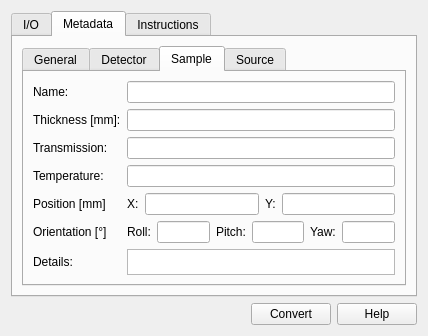
Old version of the form src/sas/qtgui/Utilities/UI/FileConverterUI.ui in the repository SasView/sasview.
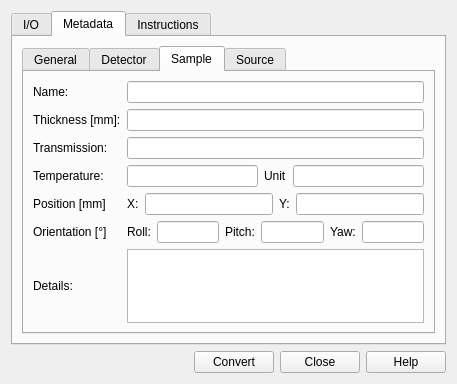
New version of the form. The open tabs and pages were chosen to show the change.

Commit message: Fixes after JK's code review.

Diff of the .ui file:
```diff
--- a/src/sas/qtgui/Utilities/UI/FileConverterUI.ui
+++ b/src/sas/qtgui/Utilities/UI/FileConverterUI.ui
@@ -6,8 +6,8 @@
    <rect>
     <x>0</x>
     <y>0</y>
-    <width>428</width>
-    <height>331</height>
+    <width>457</width>
+    <height>384</height>
    </rect>
   </property>
   <property name="windowTitle">
@@ -545,12 +545,26 @@
             </widget>
            </item>
            <item row="3" column="1">
+            <layout class="QHBoxLayout" name="horizontalLayout_9">
+             <item>
             <widget class="QLineEdit" name="txtMSa_Temperature">
              <property name="text">
               <string/>
              </property>
             </widget>
            </item>
+             <item>
+              <widget class="QLabel" name="label_28">
+               <property name="text">
+                <string>Unit</string>
+               </property>
+              </widget>
+             </item>
+             <item>
+              <widget class="QLineEdit" name="txtMSa_TempUnit"/>
+             </item>
+            </layout>
+           </item>
            <item row="4" column="0">
             <widget class="QLabel" name="label_31">
              <property name="text">
@@ -821,6 +835,13 @@
        </property>
       </widget>
      </item>
+     <item>
+      <widget class="QPushButton" name="cmdClose">
+       <property name="text">
+        <string>Close</string>
+       </property>
+      </widget>
+     </item>
      <item>
       <widget class="QPushButton" name="cmdHelp">
        <property name="text">
```
Left out of the diff: 3 changed lines with no effect on the pictures. Lines whose indentation alone changed are shown as unchanged. The commit also changes 2 other files.
